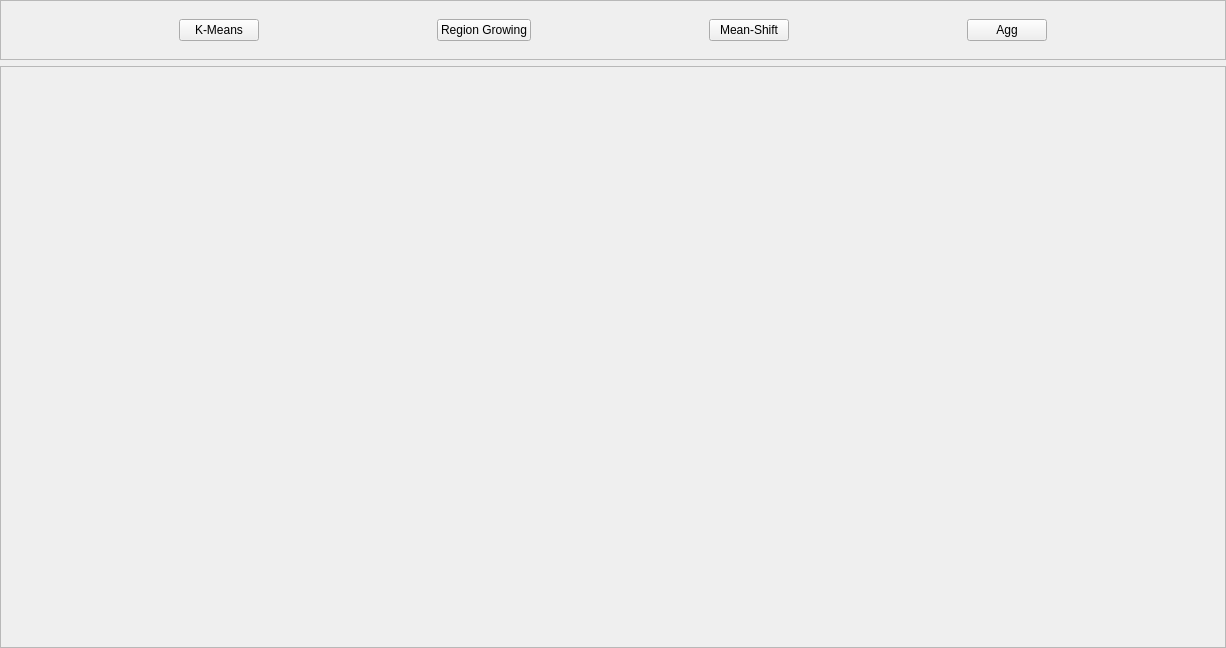
Above: Task1/UI/segmentationwidget.ui from SBME2025-ComputerVision/Task1_CV_CPP before the change. Below: the same form after it.
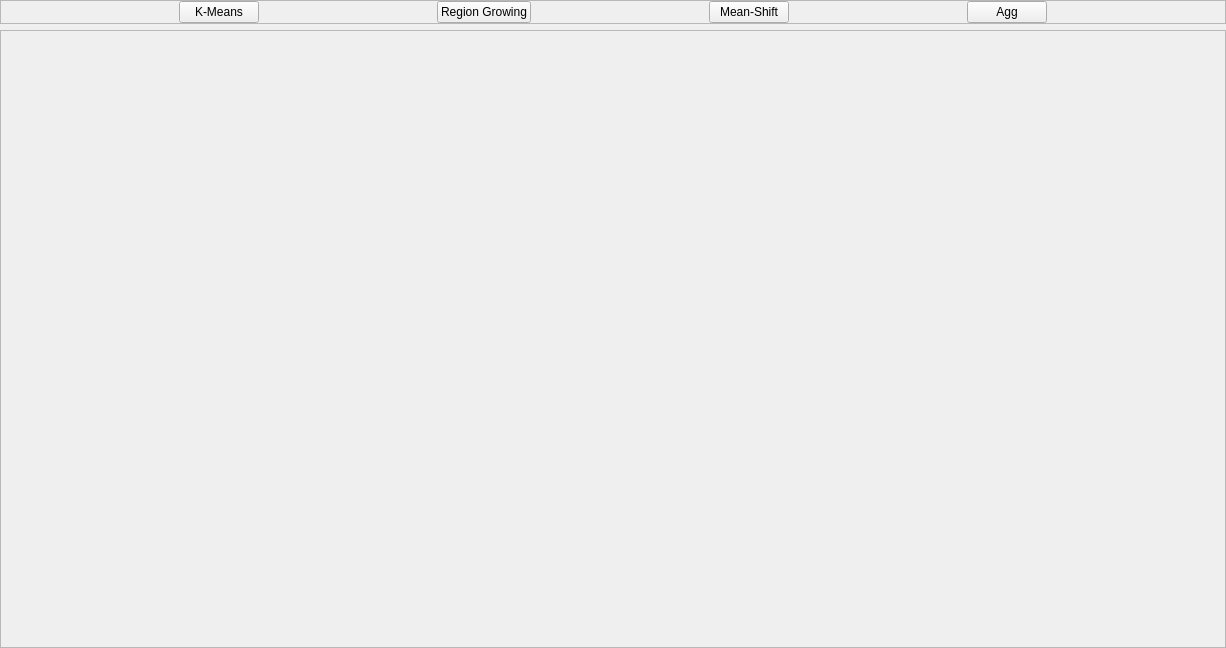
That is the form after the change.

What changed in the file:
```diff
--- a/Task1/UI/segmentationwidget.ui
+++ b/Task1/UI/segmentationwidget.ui
@@ -160,6 +160,26 @@
      <property name="frameShadow">
       <enum>QFrame::Raised</enum>
      </property>
+     <layout class="QVBoxLayout" name="verticalLayout_2">
+      <property name="spacing">
+       <number>0</number>
+      </property>
+      <property name="leftMargin">
+       <number>0</number>
+      </property>
+      <property name="topMargin">
+       <number>0</number>
+      </property>
+      <property name="rightMargin">
+       <number>0</number>
+      </property>
+      <property name="bottomMargin">
+       <number>0</number>
+      </property>
+      <item>
+       <widget class="QStackedWidget" name="stackedWidget"/>
+      </item>
+     </layout>
     </widget>
    </item>
   </layout>
```
